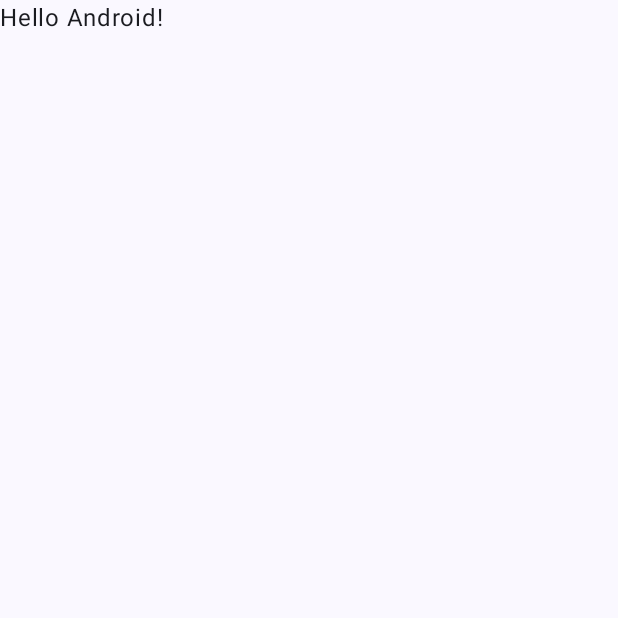
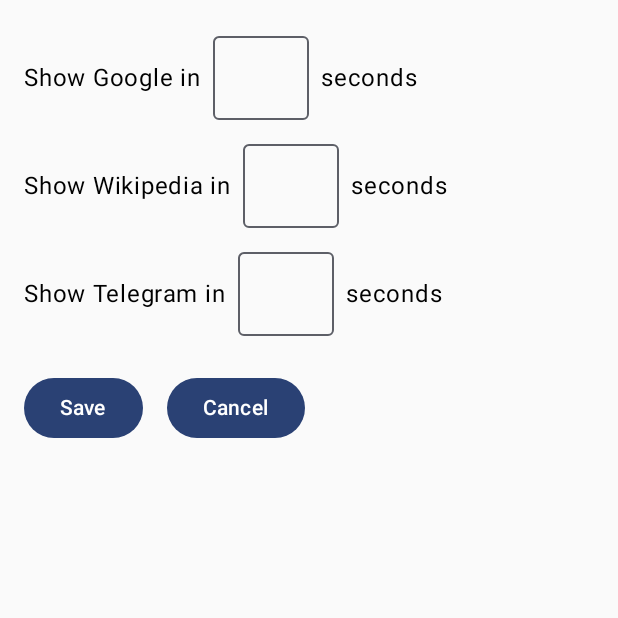
Before and after one commit to kirillkitten/scheduled-notifications, an Android app built with Jetpack Compose: the screen it shows after launch (MainActivity), on a phone screen of 412 x 824 dp, the top half of it. Before the commit the part shown is almost empty. Run offline under Robolectric (Android 15) with nearby library versions, the phone set to English and light mode, and no system bars; our stand-ins replace Timber.

Commit message:
implement UI

```diff
--- a/app/src/main/java/kirillkitten/schedulednotifications/BootReceiver.kt
+++ b/app/src/main/java/kirillkitten/schedulednotifications/BootReceiver.kt
@@ -9,7 +9,7 @@ class BootReceiver : BroadcastReceiver() {
     override fun onReceive(context: Context, intent: Intent) {
         Timber.i("onReceive function is invoked")
         if (intent.action == "android.intent.action.BOOT_COMPLETED") {
-            runAlarms(context)
+            runAlarm(context)
         }
     }
 }
--- a/app/src/main/java/kirillkitten/schedulednotifications/MainActivity.kt
+++ b/app/src/main/java/kirillkitten/schedulednotifications/MainActivity.kt
@@ -8,13 +8,19 @@ import android.os.Bundle
 import androidx.activity.ComponentActivity
 import androidx.activity.compose.setContent
 import androidx.activity.result.contract.ActivityResultContracts
-import androidx.compose.foundation.layout.fillMaxSize
-import androidx.compose.material3.MaterialTheme
-import androidx.compose.material3.Surface
-import androidx.compose.material3.Text
+import androidx.compose.foundation.layout.*
+import androidx.compose.foundation.text.KeyboardOptions
+import androidx.compose.material3.*
+import androidx.compose.runtime.getValue
+import androidx.compose.runtime.setValue
 import androidx.compose.runtime.Composable
+import androidx.compose.runtime.mutableStateOf
+import androidx.compose.runtime.remember
+import androidx.compose.ui.Alignment
 import androidx.compose.ui.Modifier
+import androidx.compose.ui.text.input.KeyboardType
 import androidx.compose.ui.tooling.preview.Preview
+import androidx.compose.ui.unit.dp
 import androidx.core.content.ContextCompat
 import androidx.core.content.getSystemService
 import kirillkitten.schedulednotifications.ui.theme.ScheduledNotificationsTheme
@@ -27,23 +33,100 @@ class MainActivity : ComponentActivity() {
         grantScheduleAlarmPermission()
     }
 
+    @OptIn(ExperimentalMaterial3Api::class)
     private fun configureScreen() {
+
         setContent {
             ScheduledNotificationsTheme {
                 // A surface container using the 'background' color from the theme
-                Surface(
-                    modifier = Modifier.fillMaxSize(),
-                    color = MaterialTheme.colorScheme.background
+                Column(
+                    modifier = Modifier
+                        .fillMaxSize()
+                        .padding(horizontal = 16.dp, vertical = 24.dp)
                 ) {
-                    Greeting("Android")
+                    var text1 by remember { mutableStateOf("") }
+                    var text2 by remember { mutableStateOf("") }
+                    var text3 by remember { mutableStateOf("") }
+                    Row(
+                        modifier = Modifier.padding(bottom = 16.dp),
+                        verticalAlignment = Alignment.CenterVertically,
+                    ) {
+                        Text(text = "Show Google in")
+                        OutlinedTextField(
+                            modifier = Modifier
+                                .padding(horizontal = 8.dp)
+                                .width(64.dp),
+                            value = text1,
+                            onValueChange = { text1 = it },
+                            keyboardOptions = KeyboardOptions(keyboardType = KeyboardType.Number)
+                        )
+                        Text("seconds")
+                    }
+                    Row(
+                        modifier = Modifier.padding(bottom = 16.dp),
+                        verticalAlignment = Alignment.CenterVertically,
+                    ) {
+                        Text(text = "Show Wikipedia in")
+                        OutlinedTextField(
+                            modifier = Modifier
+                                .padding(horizontal = 8.dp)
+                                .width(64.dp),
+                            value = text2,
+                            onValueChange = { text2 = it },
+                            keyboardOptions = KeyboardOptions(keyboardType = KeyboardType.Number)
+                        )
+                        Text("seconds")
+                    }
+                    Row(verticalAlignment = Alignment.CenterVertically) {
+                        Text(text = "Show Telegram in")
+                        OutlinedTextField(
+                            modifier = Modifier
+                                .padding(horizontal = 8.dp)
+                                .width(64.dp),
+                            value = text3,
+                            onValueChange = { text3 = it },
+                            keyboardOptions = KeyboardOptions(keyboardType = KeyboardType.Number)
+                        )
+                        Text("seconds")
+                    }
+                    Row(modifier = Modifier.padding(top = 24.dp),) {
+                        Button(
+                            onClick = {
+                                if (text1.isNotEmpty()) {
+                                    saveAlarm(1, this@MainActivity, text1.toInt())
+                                } else {
+                                    cancelAlarm(1, this@MainActivity)
+                                }
+                                if (text2.isNotEmpty()) {
+                                    saveAlarm(2, this@MainActivity, text2.toInt())
+                                } else {
+                                    cancelAlarm(2, this@MainActivity)
+                                }
+                                if (text3.isNotEmpty()) {
+                                    saveAlarm(3, this@MainActivity, text3.toInt())
+                                } else {
+                                    cancelAlarm(3, this@MainActivity)
+                                }
+                                runAlarm(this@MainActivity)
+                            }
+                        ) {
+                            Text(text = "Save")
+                        }
+                        Button(
+                            modifier = Modifier.padding(start = 16.dp),
+                            onClick = {
+                                text1 = ""
+                                text2 = ""
+                                text3 = ""
+                                cancelAlarm(this@MainActivity)
+                            }
+                        ) {
+                            Text("Cancel")
+                        }
+                    }
                 }
             }
         }
-
-        saveAlarm(1,this, 10)
-        saveAlarm(2,this, 20)
-        saveAlarm(3,this, 30)
-        runAlarms(this)
     }
 
     private fun grantScheduleAlarmPermission() {
@@ -51,8 +134,10 @@ class MainActivity : ComponentActivity() {
             Build.VERSION.SDK_INT >= Build.VERSION_CODES.S
             && getSystemService<AlarmManager>()?.canScheduleExactAlarms() != true
         ) {
-            val requestPermissionLauncher = registerForActivityResult(ActivityResultContracts
-                .RequestPermission()) { isGranted ->
+            val requestPermissionLauncher = registerForActivityResult(
+                ActivityResultContracts
+                    .RequestPermission()
+            ) { isGranted ->
                 if (isGranted) {
                     // Permission is granted. Continue the action or workflow in your
                     // app.
@@ -67,7 +152,8 @@ class MainActivity : ComponentActivity() {
             }
 
             when (ContextCompat.checkSelfPermission(
-                this, Manifest.permission.SCHEDULE_EXACT_ALARM)
+                this, Manifest.permission.SCHEDULE_EXACT_ALARM
+            )
                     == PackageManager.PERMISSION_GRANTED) {
                 shouldShowRequestPermissionRationale(
                     Manifest.permission.SCHEDULE_EXACT_ALARM
--- a/app/src/main/java/kirillkitten/schedulednotifications/Utils.kt
+++ b/app/src/main/java/kirillkitten/schedulednotifications/Utils.kt
@@ -3,7 +3,7 @@ package kirillkitten.schedulednotifications
 import android.content.Context
 import timber.log.Timber
 
-private const val PREFERENCES_KEY = "PREFERENCES"
+const val PREFERENCES_KEY = "PREFERENCES"
 private const val ALARM_1_KEY = "ALARM_1"
 private const val ALARM_2_KEY = "ALARM_2"
 private const val ALARM_3_KEY = "ALARM_3"
```
Also changed, not shown: app/build.gradle (+6 -6 lines), app/src/main/java/kirillkitten/schedulednotifications/Alarm.kt (+28 -7 lines), build.gradle (+4 -4 lines), gradle/wrapper/gradle-wrapper.properties.
